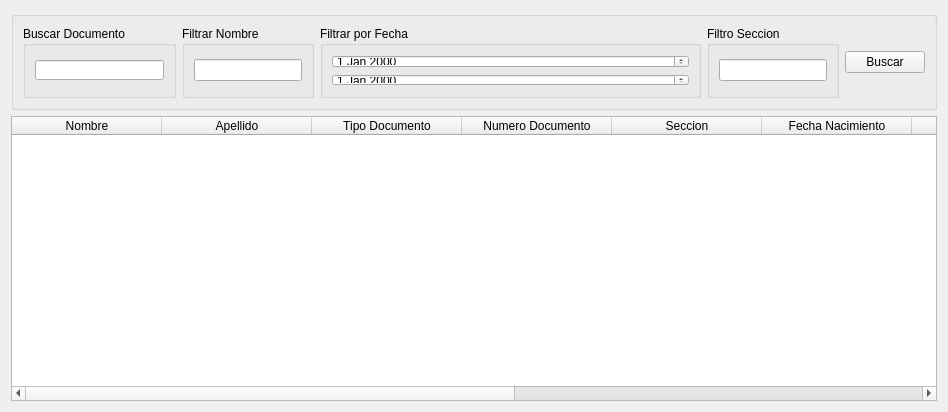
The window that src/ui/WidgetListadoEmpleados.ui (guilleurrutia10/division-transporte) describes before a commit, drawn with Qt 5.
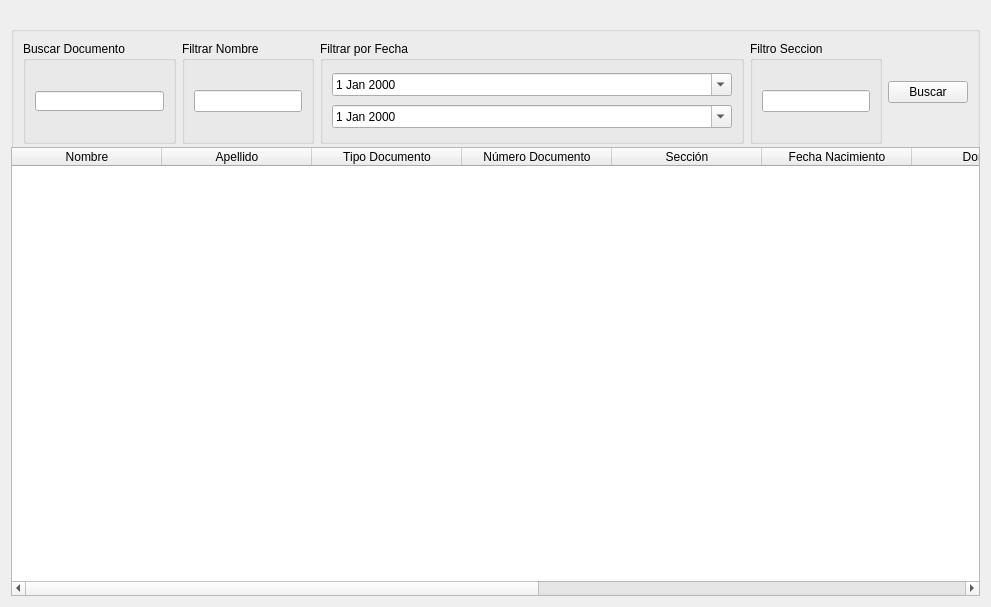
The same window after the commit.

Commit message: Agregado el filtrado al lineEditDocumento. Se utilizan pop-up en las fechas

Diff of the .ui file:
```diff
--- a/src/ui/WidgetListadoEmpleados.ui
+++ b/src/ui/WidgetListadoEmpleados.ui
@@ -6,8 +6,8 @@
    <rect>
     <x>0</x>
     <y>0</y>
-    <width>948</width>
-    <height>412</height>
+    <width>991</width>
+    <height>607</height>
    </rect>
   </property>
   <property name="minimumSize">
@@ -23,11 +23,17 @@
    <item>
     <widget class="QGroupBox" name="groupBox">
      <property name="sizePolicy">
-      <sizepolicy hsizetype="Expanding" vsizetype="Minimum">
+      <sizepolicy hsizetype="Expanding" vsizetype="Expanding">
        <horstretch>0</horstretch>
        <verstretch>0</verstretch>
       </sizepolicy>
      </property>
+     <property name="minimumSize">
+      <size>
+       <width>0</width>
+       <height>130</height>
+      </size>
+     </property>
      <property name="maximumSize">
       <size>
        <width>16777215</width>
@@ -94,10 +100,18 @@
         </property>
         <layout class="QVBoxLayout" name="verticalLayout_2">
          <item>
-          <widget class="QDateEdit" name="dateEditFechaInicio"/>
+          <widget class="QDateEdit" name="dateEditFechaInicio">
+           <property name="calendarPopup">
+            <bool>true</bool>
+           </property>
+          </widget>
          </item>
          <item>
-          <widget class="QDateEdit" name="dateEditFechaFin"/>
+          <widget class="QDateEdit" name="dateEditFechaFin">
+           <property name="calendarPopup">
+            <bool>true</bool>
+           </property>
+          </widget>
          </item>
         </layout>
        </widget>
@@ -144,6 +158,9 @@
      <attribute name="horizontalHeaderDefaultSectionSize">
       <number>150</number>
      </attribute>
+     <attribute name="horizontalHeaderStretchLastSection">
+      <bool>true</bool>
+     </attribute>
      <column>
       <property name="text">
        <string>Nombre</string>
@@ -161,12 +178,12 @@
      </column>
      <column>
       <property name="text">
-       <string>Numero Documento</string>
+       <string>Número Documento</string>
       </property>
      </column>
      <column>
       <property name="text">
-       <string>Seccion</string>
+       <string>Sección</string>
       </property>
      </column>
      <column>
@@ -186,7 +203,7 @@
      </column>
      <column>
       <property name="text">
-       <string>Telefono</string>
+       <string>Teléfono</string>
       </property>
      </column>
      <column>
```
The commit also changes 1 other file.
